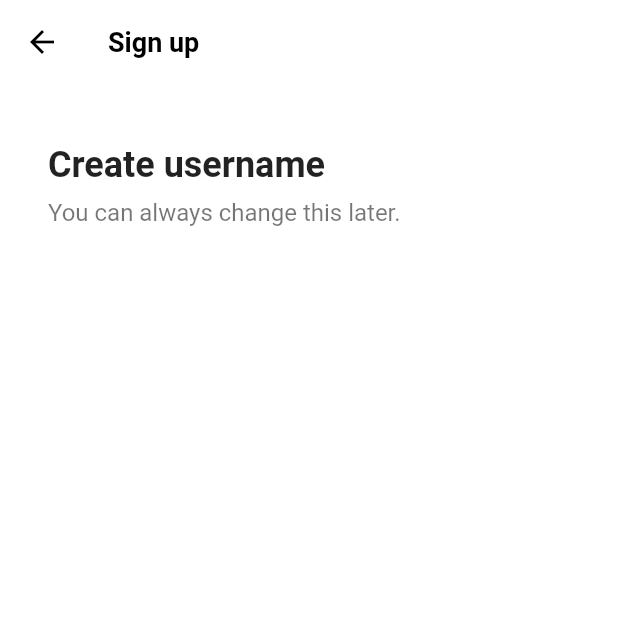
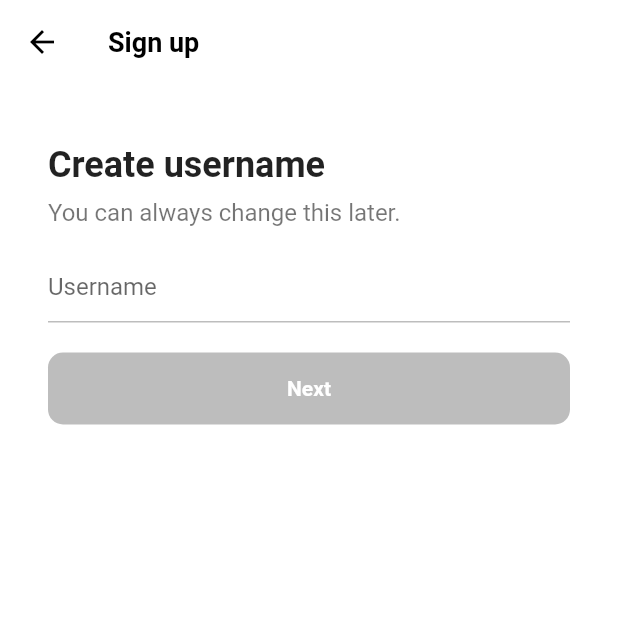
Before and after one commit to kkosang/tiktok, a Flutter app: the screen it shows after launch, after a tap on "Use email & password", on a phone screen of 412 x 824 dp, the top half of it. Run offline on Flutter 3.47's test engine with Material 2 defaults, Android fonts, the phone set to English and light mode, and no system bars; our stand-ins replace font_awesome_flutter.

```diff
--- a/lib/features/authentication/email_screen.dart
+++ b/lib/features/authentication/email_screen.dart
@@ -2,8 +2,29 @@ import 'package:flutter/material.dart';
 import 'package:tiktok/constants/gaps.dart';
 import 'package:tiktok/constants/sizes.dart';
 
-class EmailScreen extends StatelessWidget {
-  const EmailScreen({super.key});
+class UsernameScreen extends StatefulWidget {
+  const UsernameScreen({super.key});
+
+  @override
+  State<UsernameScreen> createState() => _UsernameScreenState();
+}
+
+class _UsernameScreenState extends State<UsernameScreen> {
+  final TextEditingController _usernameController = TextEditingController();
+
+  String _username = "";
+  @override
+  void initState() {
+    super.initState();
+    _usernameController.addListener(
+      () {
+        setState(() {
+          _username = _usernameController.text;
+        });
+      },
+    );
+    setState(() {});
+  }
 
   @override
   Widget build(BuildContext context) {
@@ -13,11 +34,11 @@ class EmailScreen extends StatelessWidget {
           'Sign up',
         ),
       ),
-      body: const Padding(
-        padding: EdgeInsets.symmetric(horizontal: Sizes.size32),
+      body: Padding(
+        padding: const EdgeInsets.symmetric(horizontal: Sizes.size32),
         child: Column(crossAxisAlignment: CrossAxisAlignment.start, children: [
           Gaps.v40,
-          Text(
+          const Text(
             'Create username',
             style: TextStyle(
               fontSize: Sizes.size24,
@@ -25,11 +46,48 @@ class EmailScreen extends StatelessWidget {
             ),
           ),
           Gaps.v8,
-          Text(
+          const Text(
             'You can always change this later.',
             style: TextStyle(
               fontSize: Sizes.size16,
               color: Colors.black54,
+            ),
+          ),
+          Gaps.v16,
+          TextField(
+            controller: _usernameController,
+            decoration: InputDecoration(
+              hintText: "Username",
+              enabledBorder: UnderlineInputBorder(
+                borderSide: BorderSide(
+                  color: Colors.grey.shade400,
+                ),
+              ),
+              focusedBorder: UnderlineInputBorder(
+                borderSide: BorderSide(
+                  color: Colors.grey.shade400,
+                ),
+              ),
+            ),
+            cursorColor: Theme.of(context).primaryColor,
+          ),
+          Gaps.v20,
+          FractionallySizedBox(
+            widthFactor: 1,
+            child: AnimatedContainer(
+              padding: const EdgeInsets.symmetric(vertical: Sizes.size16),
+              decoration: BoxDecoration(
+                  borderRadius: BorderRadius.circular(Sizes.size10),
+                  color: _username.isEmpty
+                      ? Colors.grey.shade400
+                      : Theme.of(context).primaryColor),
+              duration: const Duration(milliseconds: 200),
+              child: const Text(
+                'Next',
+                textAlign: TextAlign.center,
+                style:
+                    TextStyle(color: Colors.white, fontWeight: FontWeight.w600),
+              ),
             ),
           )
         ]),
--- a/lib/features/authentication/login_screen.dart
+++ b/lib/features/authentication/login_screen.dart
@@ -8,13 +8,13 @@ import 'package:tiktok/features/authentication/widgets/auth_button.dart';
 class LoginScreen extends StatelessWidget {
   const LoginScreen({super.key});
 
-  void onSignUpTab(BuildContext context) {
+  void _onSignUpTab(BuildContext context) {
     Navigator.of(context).pop();
   }
 
-  void onEmailLoginTap(BuildContext context) {
+  void _onEmailLoginTap(BuildContext context) {
     Navigator.of(context)
-        .push(MaterialPageRoute(builder: (context) => const EmailScreen()));
+        .push(MaterialPageRoute(builder: (context) => const UsernameScreen()));
   }
 
   @override
@@ -43,12 +43,12 @@ class LoginScreen extends StatelessWidget {
             ),
             Gaps.v40,
             AuthButton(
-                onTapFunc: onEmailLoginTap,
+                onTapFunc: _onEmailLoginTap,
                 icon: const FaIcon(FontAwesomeIcons.user),
                 text: "Use email & password"),
             Gaps.v14,
             AuthButton(
-                onTapFunc: onEmailLoginTap,
+                onTapFunc: _onEmailLoginTap,
                 icon: const FaIcon(FontAwesomeIcons.apple),
                 text: "Continue with Apple"),
           ]),
@@ -65,7 +65,7 @@ class LoginScreen extends StatelessWidget {
               const Text("Don't have an account?"),
               Gaps.h5,
               GestureDetector(
-                onTap: () => onSignUpTab(context),
+                onTap: () => _onSignUpTab(context),
                 child: Text(
                   'Sign up',
                   style: TextStyle(
--- a/lib/features/authentication/sign_up_screen.dart
+++ b/lib/features/authentication/sign_up_screen.dart
@@ -17,12 +17,12 @@ class SignUpScreen extends StatelessWidget {
 
   void _onEmailLoginTap(BuildContext context) {
     Navigator.of(context)
-        .push(MaterialPageRoute(builder: (context) => const EmailScreen()));
+        .push(MaterialPageRoute(builder: (context) => const UsernameScreen()));
   }
 
   void _onAppleLoginTap(BuildContext context) {
     Navigator.of(context)
-        .push(MaterialPageRoute(builder: (context) => const EmailScreen()));
+        .push(MaterialPageRoute(builder: (context) => const UsernameScreen()));
   }
 
   @override
```
